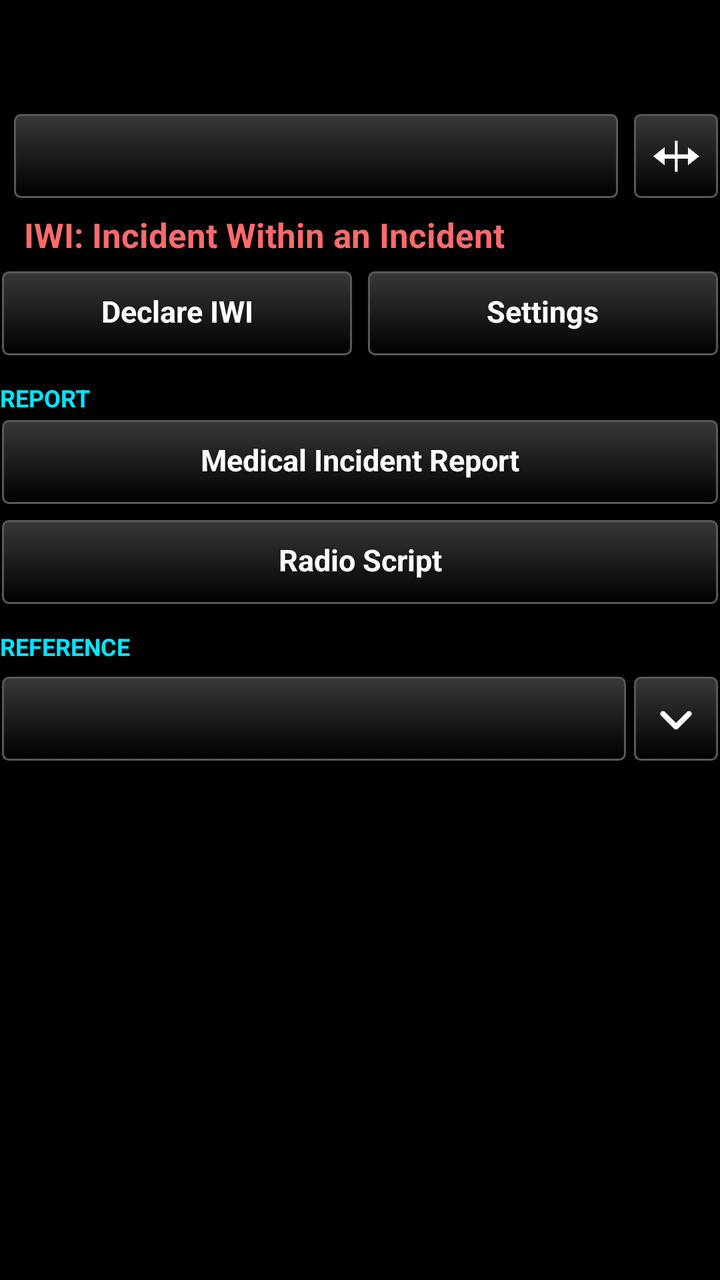
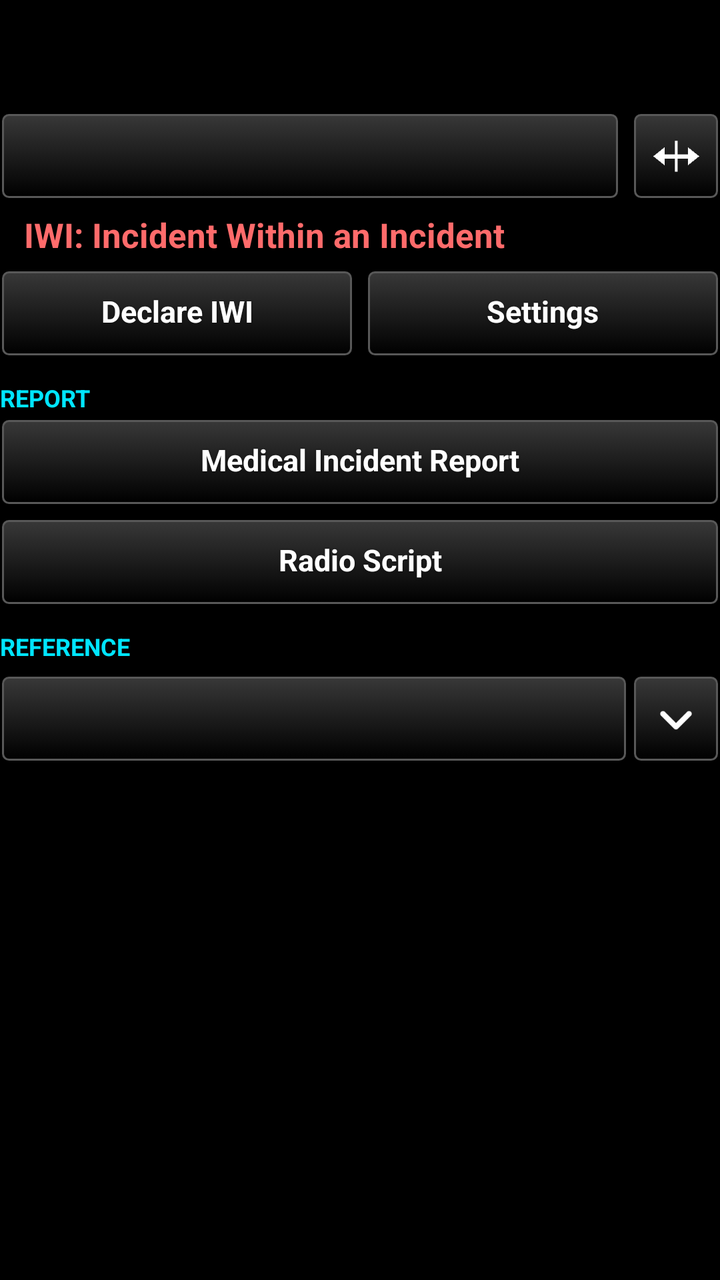

Before-and-after screenshots of an Android layout around one commit, followed by the original layout XML and the change that was made.
<!-- AndroidManifest.xml: application theme AppTheme -->
<!-- res/layout/iwi_layout.xml -->
<?xml version="1.0" encoding="utf-8"?>
<LinearLayout xmlns:android="http://schemas.android.com/apk/res/android"
    android:layout_width="match_parent"
    android:layout_height="match_parent"
    android:orientation="vertical"
    android:visibility="visible">

    
    <TextView
        android:id="@+id/iwi_status"
        android:layout_width="match_parent"
        android:layout_height="wrap_content"
        android:paddingTop="8dp"
        android:paddingBottom="4dp"
        android:textSize="13sp"
        android:textColor="@color/amber"
        android:visibility="gone" />

    
    <LinearLayout
        android:id="@+id/iwi_tally"
        android:layout_width="match_parent"
        android:layout_height="44dp"
        android:layout_marginTop="6dp"
        android:orientation="horizontal">

        <TextView
            android:id="@+id/iwi_tally_red"
            android:layout_width="0dp"
            android:layout_height="match_parent"
            android:layout_weight="1"
            android:gravity="center"
            android:textSize="22sp"
            android:textStyle="bold" />

        <TextView
            android:id="@+id/iwi_tally_yellow"
            android:layout_width="0dp"
            android:layout_height="match_parent"
            android:layout_weight="1"
            android:layout_marginLeft="6dp"
            android:gravity="center"
            android:textSize="22sp"
            android:textStyle="bold" />

        <TextView
            android:id="@+id/iwi_tally_green"
            android:layout_width="0dp"
            android:layout_height="match_parent"
            android:layout_weight="1"
            android:layout_marginLeft="6dp"
            android:gravity="center"
            android:textSize="22sp"
            android:textStyle="bold" />

        <TextView
            android:id="@+id/iwi_tally_black"
            android:layout_width="0dp"
            android:layout_height="match_parent"
            android:layout_weight="1"
            android:layout_marginLeft="6dp"
            android:gravity="center"
            android:textSize="22sp"
            android:textStyle="bold" />

        
        <TextView
            android:id="@+id/iwi_tally_total"
            android:layout_width="0dp"
            android:layout_height="match_parent"
            android:layout_weight="1.6"
            android:layout_marginLeft="10dp"
            android:gravity="center"
            android:textSize="22sp"
            android:textStyle="bold"
            android:textColor="@color/white" />

    </LinearLayout>

    
    <LinearLayout
        android:layout_width="match_parent"
        android:layout_height="wrap_content"
        android:layout_marginTop="6dp"
        android:orientation="horizontal"
        android:gravity="center_vertical">

        
        <LinearLayout
            android:id="@+id/iwi_steps_boxes"
            android:layout_width="wrap_content"
            android:layout_height="44dp"
            android:orientation="horizontal" />

        <Button
            android:id="@+id/iwi_steps_bar"
            style="@style/TakwerxButton"
            android:layout_width="0dp"
            android:layout_weight="1"
            android:layout_height="wrap_content"
            android:layout_marginLeft="6dp"
            android:gravity="start|center_vertical" />

        
        <LinearLayout
            android:id="@+id/iwi_followup_bar"
            android:layout_width="0dp"
            android:layout_weight="1"
            android:layout_height="wrap_content"
            android:orientation="horizontal"
            android:visibility="gone" />

        
        <ImageButton
            android:id="@+id/iwi_btn_wide"
            style="@style/TakwerxIconButton"
            android:layout_width="44dp"
            android:layout_height="44dp"
            android:layout_weight="0"
            android:layout_marginLeft="6dp"
            android:layout_marginRight="0dp"
            android:contentDescription="@string/iwi_wide_desc"
            android:src="@drawable/ic_wide" />
    </LinearLayout>

    
    <LinearLayout
        android:id="@+id/iwi_main_page"
        android:layout_width="match_parent"
        android:layout_height="0dp"
        android:layout_weight="1"
        android:orientation="vertical">

    <LinearLayout
        android:layout_width="match_parent"
        android:layout_height="wrap_content"
        android:orientation="horizontal"
        android:gravity="center_vertical"
        android:layout_marginTop="6dp">

        <Button
            android:id="@+id/iwi_btn_main_back"
            android:visibility="gone"
            style="@style/TakwerxButton"
            android:layout_width="wrap_content"
            android:layout_height="wrap_content"
            android:minWidth="90dp"
            android:text="@string/back" />

        <TextView
            android:layout_width="0dp"
            android:layout_weight="1"
            android:layout_height="wrap_content"
            android:layout_marginLeft="12dp"
            android:textSize="17sp"
            android:textStyle="bold"
            android:textColor="@color/tile_iwi"
            android:text="@string/iwi_title" />
    </LinearLayout>

    <ScrollView
        android:id="@+id/iwi_main_scroll"
        android:layout_width="match_parent"
        android:layout_height="0dp"
        android:layout_weight="1"
        android:fadeScrollbars="false"
        android:focusableInTouchMode="true"
        android:descendantFocusability="beforeDescendants">

        <LinearLayout
            android:layout_width="match_parent"
            android:layout_height="wrap_content"
            android:orientation="vertical"
            android:paddingBottom="12dp">

            
            <LinearLayout
                android:id="@+id/iwi_confirm_block"
                android:layout_width="match_parent"
                android:layout_height="wrap_content"
                android:orientation="vertical"
                android:paddingTop="6dp"
                android:paddingBottom="6dp"
                android:visibility="gone">

                <TextView
                    android:id="@+id/iwi_confirm_title"
                    android:layout_width="match_parent"
                    android:layout_height="wrap_content"
                    android:textSize="17sp"
                    android:textStyle="bold"
                    android:textColor="@color/white" />

                <TextView
                    android:id="@+id/iwi_confirm_where"
                    android:layout_width="match_parent"
                    android:layout_height="wrap_content"
                    android:paddingTop="2dp"
                    android:textSize="16sp"
                    android:textColor="@color/state_on" />

                <TextView
                    android:layout_width="match_parent"
                    android:layout_height="wrap_content"
                    android:paddingTop="2dp"
                    android:textSize="13sp"
                    android:textColor="@color/guide_grey"
                    android:text="@string/iwi_confirm_note" />

                
                <FrameLayout
                    android:id="@+id/iwi_confirm_slider"
                    android:layout_width="match_parent"
                    android:layout_height="wrap_content"
                    android:layout_marginTop="8dp" />

                <Button
                    android:id="@+id/iwi_btn_confirm_cancel"
                    style="@style/TakwerxButton"
                    android:layout_width="match_parent"
                    android:layout_height="wrap_content"
                    android:layout_marginTop="8dp"
                    android:text="@string/iwi_cancel" />
            </LinearLayout>

            
            <LinearLayout
                android:id="@+id/iwi_clear_block"
                android:layout_width="match_parent"
                android:layout_height="wrap_content"
                android:orientation="vertical"
                android:paddingTop="6dp"
                android:paddingBottom="6dp"
                android:visibility="gone">

                <TextView
                    android:layout_width="match_parent"
                    android:layout_height="wrap_content"
                    android:textSize="17sp"
                    android:textStyle="bold"
                    android:textColor="@color/white"
                    android:text="@string/iwi_clear_title" />

                <TextView
                    android:layout_width="match_parent"
                    android:layout_height="wrap_content"
                    android:paddingTop="2dp"
                    android:textSize="14sp"
                    android:textColor="@color/guide_grey"
                    android:text="@string/iwi_clear_note" />

                <FrameLayout
                    android:id="@+id/iwi_clear_slider"
                    android:layout_width="match_parent"
                    android:layout_height="wrap_content"
                    android:layout_marginTop="8dp" />

                <Button
                    android:id="@+id/iwi_btn_clear_cancel"
                    style="@style/TakwerxButton"
                    android:layout_width="match_parent"
                    android:layout_height="wrap_content"
                    android:layout_marginTop="8dp"
                    android:text="@string/iwi_cancel" />
            </LinearLayout>


            <LinearLayout
                android:layout_width="match_parent"
                android:layout_height="wrap_content"
                android:orientation="horizontal"
                android:layout_marginTop="6dp">

                <Button
                    android:id="@+id/iwi_btn_declare"
                    style="@style/TakwerxButton"
                    android:layout_width="0dp"
                    android:layout_weight="1"
                    android:layout_height="wrap_content"
                    android:text="@string/iwi_declare" />

                <Button
                    android:id="@+id/iwi_btn_settings"
                    style="@style/TakwerxButton"
                    android:layout_width="0dp"
                    android:layout_weight="1"
                    android:layout_height="wrap_content"
                    android:layout_marginLeft="6dp"
                    android:text="@string/settings" />
            </LinearLayout>

            
            <LinearLayout
                android:id="@+id/iwi_live_block"
                android:layout_width="match_parent"
                android:layout_height="wrap_content"
                android:orientation="vertical"
                android:visibility="gone">

                <TextView
                    style="@style/TakwerxSectionHeading"
                    android:layout_width="match_parent"
                    android:layout_height="wrap_content"
                    android:text="@string/iwi_heading_declared" />

                <TextView
                    android:id="@+id/iwi_live_time"
                    android:layout_width="match_parent"
                    android:layout_height="wrap_content"
                    android:textSize="16sp"
                    android:textStyle="bold"
                    android:textColor="@color/white" />

                <TextView
                    android:id="@+id/iwi_live_patients"
                    android:layout_width="match_parent"
                    android:layout_height="wrap_content"
                    android:paddingTop="2dp"
                    android:textSize="15sp"
                    android:textColor="@color/white" />

                <TextView
                    android:id="@+id/iwi_live_where"
                    android:layout_width="match_parent"
                    android:layout_height="wrap_content"
                    android:paddingTop="2dp"
                    android:textSize="15sp"
                    android:textColor="@color/white" />

                <LinearLayout
                    android:layout_width="match_parent"
                    android:layout_height="wrap_content"
                    android:orientation="horizontal"
                    android:layout_marginTop="6dp">

                    <Button
                        android:id="@+id/iwi_btn_go_iwi"
                        style="@style/TakwerxButton"
                        android:layout_width="0dp"
                        android:layout_weight="1"
                        android:layout_height="wrap_content"
                        android:text="@string/iwi_go_to" />

                    <Button
                        android:id="@+id/iwi_btn_move"
                        style="@style/TakwerxButton"
                        android:layout_width="0dp"
                        android:layout_weight="1"
                        android:layout_height="wrap_content"
                        android:layout_marginLeft="6dp"
                        android:text="@string/iwi_change_location" />
                </LinearLayout>
            </LinearLayout>

            
            <LinearLayout
                android:id="@+id/iwi_steps_block"
                android:layout_width="match_parent"
                android:layout_height="wrap_content"
                android:orientation="vertical" />

            <TextView
                style="@style/TakwerxSectionHeading"
                android:layout_width="match_parent"
                android:layout_height="wrap_content"
                android:text="@string/iwi_heading_report" />

            <Button
                android:id="@+id/iwi_btn_report"
                style="@style/TakwerxButton"
                android:layout_width="match_parent"
                android:layout_height="wrap_content"
                android:text="@string/iwi_mir" />

            <Button
                android:id="@+id/iwi_btn_script"
                style="@style/TakwerxButton"
                android:layout_width="match_parent"
                android:layout_height="wrap_content"
                android:layout_marginTop="6dp"
                android:text="@string/iwi_radio_script" />

            <TextView
                style="@style/TakwerxSectionHeading"
                android:layout_width="match_parent"
                android:layout_height="wrap_content"
                android:text="@string/iwi_heading_reference" />

            
            <LinearLayout
                android:layout_width="match_parent"
                android:layout_height="wrap_content"
                android:orientation="horizontal"
                android:gravity="center_vertical"
                android:layout_marginTop="4dp">

                <Button
                    android:id="@+id/iwi_fold_trauma_head"
                    style="@style/TakwerxButton"
                    android:layout_width="0dp"
                    android:layout_weight="1"
                    android:layout_height="wrap_content" />

                <ImageButton
                    android:id="@+id/iwi_fold_trauma_chev"
                    style="@style/TakwerxIconButton"
                    android:layout_width="44dp"
                    android:layout_weight="0"
                    android:layout_marginRight="0dp"
                    android:contentDescription="@string/show_settings"
                    android:src="@drawable/ic_expand" />
            </LinearLayout>

            <LinearLayout
                android:id="@+id/iwi_fold_trauma_body"
                android:layout_width="match_parent"
                android:layout_height="wrap_content"
                android:orientation="vertical"
                android:paddingTop="4dp"
                android:visibility="gone">

                <TextView
                    android:id="@+id/iwi_trauma_line1"
                    android:layout_width="match_parent"
                    android:layout_height="wrap_content"
                    android:minHeight="44dp"
                    android:gravity="center_vertical"
                    android:paddingTop="4dp"
                    android:paddingBottom="4dp"
                    android:textSize="15sp"
                    android:textColor="@color/white"
                    android:clickable="true"
                    android:focusable="true" />

                <TextView
                    android:id="@+id/iwi_trauma_line2"
                    android:layout_width="match_parent"
                    android:layout_height="wrap_content"
                    android:minHeight="44dp"
                    android:gravity="center_vertical"
                    android:paddingTop="4dp"
                    android:paddingBottom="4dp"
                    android:textSize="15sp"
                    android:textColor="@color/white"
                    android:clickable="true"
                    android:focusable="true"
                    android:visibility="gone" />

                <TextView
                    android:id="@+id/iwi_trauma_note"
                    android:layout_width="match_parent"
                    android:layout_height="wrap_content"
                    android:paddingTop="2dp"
                    android:paddingBottom="8dp"
                    android:textSize="12sp"
                    android:textColor="@color/guide_grey" />
            </LinearLayout>
        </LinearLayout>
    </ScrollView>
    </LinearLayout>

    
    <LinearLayout
        android:id="@+id/iwi_details_page"
        android:layout_width="match_parent"
        android:layout_height="0dp"
        android:layout_weight="1"
        android:orientation="vertical"
        android:visibility="gone">

        <LinearLayout
            android:layout_width="match_parent"
            android:layout_height="wrap_content"
            android:orientation="horizontal"
            android:gravity="center_vertical"
            android:baselineAligned="false"
            android:layout_marginTop="6dp">

            <Button
                android:id="@+id/iwi_btn_details_back"
                style="@style/TakwerxButton"
                android:layout_width="wrap_content"
                android:layout_height="wrap_content"
                android:text="@string/back" />

            <TextView
                android:id="@+id/iwi_details_title"
                android:layout_width="0dp"
                android:layout_weight="1"
                android:layout_height="wrap_content"
                android:layout_marginLeft="8dp"
                android:textSize="18sp"
                android:textStyle="bold"
                android:textColor="@color/white" />

            <Button
                android:id="@+id/iwi_btn_go_to"
                style="@style/TakwerxButton"
                android:layout_width="wrap_content"
                android:layout_height="wrap_content"
                android:text="@string/iwi_go_to" />
        </LinearLayout>

        <TextView
            android:id="@+id/iwi_details_subtitle"
            android:layout_width="match_parent"
            android:layout_height="wrap_content"
            android:textSize="13sp"
            android:textColor="@color/guide_grey"
            android:paddingBottom="6dp" />

        <ScrollView
            android:layout_width="match_parent"
            android:layout_height="0dp"
            android:layout_weight="1"
            android:fadeScrollbars="false">

            <TextView
                android:id="@+id/iwi_details_body"
                android:layout_width="match_parent"
                android:layout_height="wrap_content"
                android:textSize="14sp"
                android:textColor="@color/white"
                android:lineSpacingExtra="4dp"
                android:textIsSelectable="true" />
        </ScrollView>
    </LinearLayout>

    
    <LinearLayout
        android:id="@+id/iwi_report_page"
        android:layout_width="match_parent"
        android:layout_height="0dp"
        android:layout_weight="1"
        android:orientation="vertical"
        android:visibility="gone">

        <LinearLayout
            android:layout_width="match_parent"
            android:layout_height="wrap_content"
            android:orientation="horizontal"
            android:gravity="center_vertical"
            android:layout_marginTop="6dp">

            <Button
                android:id="@+id/iwi_btn_report_back"
                style="@style/TakwerxButton"
                android:layout_width="wrap_content"
                android:layout_height="wrap_content"
                android:minWidth="90dp"
                android:text="@string/back" />

            <TextView
                android:layout_width="0dp"
                android:layout_weight="1"
                android:layout_height="wrap_content"
                android:layout_marginLeft="12dp"
                android:textSize="17sp"
                android:textStyle="bold"
                android:textColor="@color/white"
                android:text="@string/iwi_mir" />

            <Button
                android:id="@+id/iwi_btn_report_script"
                style="@style/TakwerxButton"
                android:layout_width="wrap_content"
                android:layout_height="wrap_content"
                android:text="@string/iwi_radio_script" />
        </LinearLayout>

        <ScrollView
            android:layout_width="match_parent"
            android:layout_height="0dp"
            android:layout_weight="1"
            android:fadeScrollbars="false">

            <LinearLayout
                android:id="@+id/iwi_report_container"
                android:layout_width="match_parent"
                android:layout_height="wrap_content"
                android:orientation="vertical"
                android:paddingBottom="24dp" />
        </ScrollView>
    </LinearLayout>

    
    <LinearLayout
        android:id="@+id/iwi_script_page"
        android:layout_width="match_parent"
        android:layout_height="0dp"
        android:layout_weight="1"
        android:orientation="vertical"
        android:visibility="gone">

        <LinearLayout
            android:layout_width="match_parent"
            android:layout_height="wrap_content"
            android:orientation="horizontal"
            android:gravity="center_vertical"
            android:layout_marginTop="6dp">

            <Button
                android:id="@+id/iwi_btn_script_back"
                style="@style/TakwerxButton"
                android:layout_width="wrap_content"
                android:layout_height="wrap_content"
                android:minWidth="90dp"
                android:text="@string/back" />

            <TextView
                android:layout_width="0dp"
                android:layout_weight="1"
                android:layout_height="wrap_content"
                android:layout_marginLeft="12dp"
                android:textSize="17sp"
                android:textStyle="bold"
                android:textColor="@color/white"
                android:id="@+id/iwi_script_title"
                android:text="@string/iwi_radio_script" />
        </LinearLayout>

        <ScrollView
            android:layout_width="match_parent"
            android:layout_height="0dp"
            android:layout_weight="1"
            android:fadeScrollbars="false">

            <LinearLayout
                android:id="@+id/iwi_script_container"
                android:layout_width="match_parent"
                android:layout_height="wrap_content"
                android:orientation="vertical"
                android:paddingBottom="24dp" />
        </ScrollView>
    </LinearLayout>

</LinearLayout>
<!-- resources referenced by this layout -->
<resources>
  <color name="amber">#FFC107</color>
  <color name="guide_grey">#BBBBBB</color>
  <color name="state_on">#3ddc61</color>
  <color name="tile_iwi">#FF6B6B</color>
  <color name="white">#ffffff</color>
  <string name="back">Back</string>
  <string name="iwi_cancel">Cancel</string>
  <string name="iwi_change_location">Change Location</string>
  <string name="iwi_clear_note">This removes the IWI marker from your map and erases everything in the report on this device, so the next IWI starts blank.\n\nIt does not remove the marker from anyone you sent it to.</string>
  <string name="iwi_clear_title">Clear this IWI?</string>
  <string name="iwi_confirm_note">Press and drag the marker to put it exactly where the patient is.</string>
  <string name="iwi_declare">Declare IWI</string>
  <string name="iwi_go_to">Go To</string>
  <string name="iwi_heading_declared">IWI declared</string>
  <string name="iwi_heading_reference">Reference</string>
  <string name="iwi_heading_report">Report</string>
  <string name="iwi_mir">Medical Incident Report</string>
  <string name="iwi_radio_script">Radio Script</string>
  <string name="iwi_title">IWI: Incident Within an Incident</string>
  <string name="iwi_wide_desc">Wide or narrow</string>
  <string name="settings">Settings</string>
  <string name="show_settings">Open or close</string>
  <style name="TakwerxIconButton">
          <item name="android:layout_width">0dp</item>
          <item name="android:layout_weight">1</item>
          <item name="android:layout_height">44dp</item>
          <item name="android:layout_marginLeft">2dp</item>
          <item name="android:layout_marginRight">2dp</item>
          <item name="android:background">@drawable/btn_gray</item>
          <item name="android:scaleType">centerInside</item>
          <item name="android:padding">9dp</item>
      </style>
  <style name="TakwerxSectionHeading">
          <item name="android:textSize">12sp</item>
          <item name="android:textAllCaps">true</item>
          <item name="android:textStyle">bold</item>
          <item name="android:textColor">#00E5FF</item>
          <item name="android:paddingTop">12dp</item>
          <item name="android:paddingBottom">2dp</item>
      </style>
  <style name="AppTheme" parent="@android:style/Theme.Holo">
          <item name="android:buttonStyle">@android:style/Widget.Button</item>
          <item name="android:imageButtonStyle">@android:style/Widget.Button</item>
          <item name="android:buttonStyleToggle">@android:style/Widget.Button</item>
          <item name="android:spinnerStyle">@style/ATAKSpinner</item>
          <item name="android:spinnerItemStyle">@style/ATAKSpinnerItem</item>
          <item name="android:editTextStyle">@style/ATAKEditText</item>
      </style>
  <style name="ATAKSpinner" parent="@android:style/Widget.Spinner">
          <item name="android:spinnerMode">dialog</item>
      </style>
  <style name="ATAKSpinnerItem">
          <item name="android:textColor">@android:color/white</item>
          <item name="android:dropDownVerticalOffset">0dip</item>
          <item name="android:dropDownHorizontalOffset">0dip</item>
          <item name="android:dropDownWidth">wrap_content</item>
          <item name="android:gravity">left|center_vertical</item>
      </style>
  <style name="ATAKEditText" parent="@android:style/Widget.EditText">
          
          
  
          
          <item name="android:imeOptions">flagNoFullscreen</item>
      </style>
  <color name="darker_gray">#121212</color>
  <dimen name="fontSize">14sp</dimen>
  <!-- unchanged entries left out for length: 8 -->
</resources>

<!-- the commit's change to res/layout/iwi_layout.xml (unified diff, before → after) -->
@@ -85,12 +85,6 @@
         android:orientation="horizontal"
         android:gravity="center_vertical">
 
-        
-        <LinearLayout
-            android:id="@+id/iwi_steps_boxes"
-            android:layout_width="wrap_content"
-            android:layout_height="44dp"
-            android:orientation="horizontal" />
 
         <Button
             android:id="@+id/iwi_steps_bar"
@@ -98,7 +92,6 @@
             android:layout_width="0dp"
             android:layout_weight="1"
             android:layout_height="wrap_content"
-            android:layout_marginLeft="6dp"
             android:gravity="start|center_vertical" />
 
         
